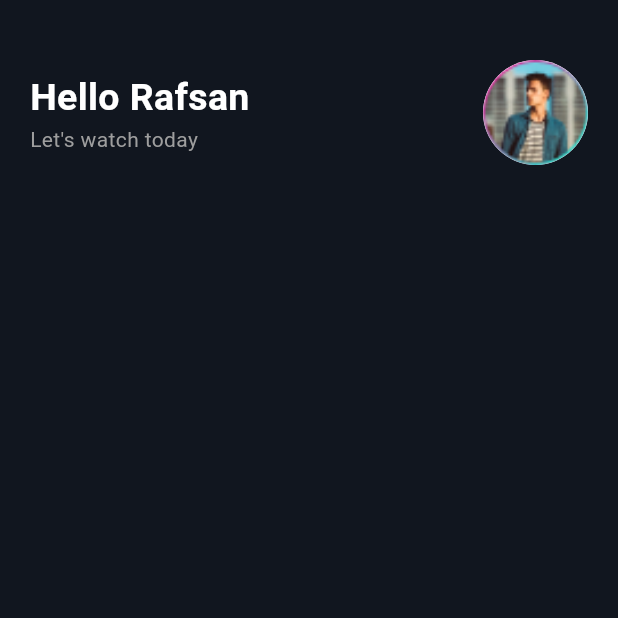
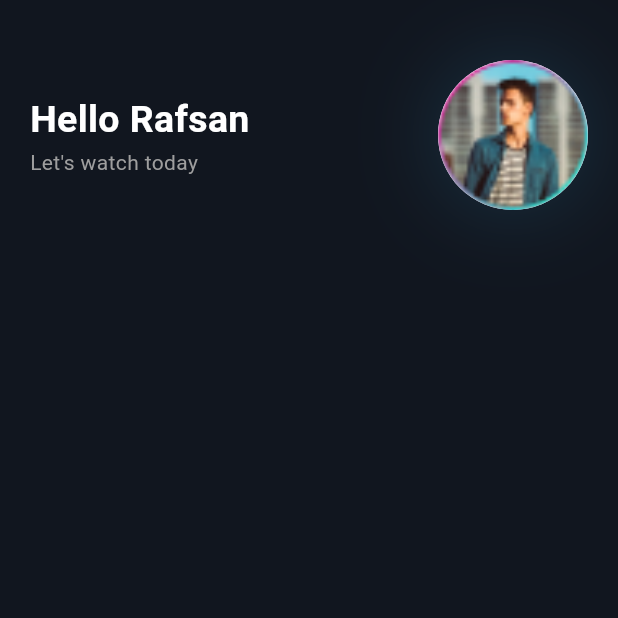
Before and after one commit to Nahid-web/task_from_scaleup, a Flutter app: the screen it shows after launch, on a phone screen of 412 x 824 dp, the top half of it. Run offline on Flutter 3.47's test engine with Material 3 defaults, Android fonts, the phone set to English and light mode, and no system bars.

Commit message:
greeting section profile image box shadow done

```diff
--- a/assignment1_homescreen_design/lib/features/home/widget/greeting_section.dart
+++ b/assignment1_homescreen_design/lib/features/home/widget/greeting_section.dart
@@ -32,9 +32,19 @@ class GreetingSection extends StatelessWidget {
             ),
           ],
         ),
-        InkWell(
-          borderRadius: BorderRadius.circular(50),
-          splashColor: Colors.white.withAlpha(76),
+        Container(
+          width: 100, // Outer container width
+          height: 100,
+          decoration: BoxDecoration(
+            shape: BoxShape.circle,
+            boxShadow: [
+              BoxShadow(
+                color: Colors.lightBlueAccent.withAlpha(40), // Shadow color
+                blurRadius: 50, // Amount of blur
+                offset: Offset(0, 0), // Offset in x and y directions
+              ),
+            ],
+          ),
           child: CircleAvatar(
             radius: 35,
             backgroundImage: AssetImage(
```
